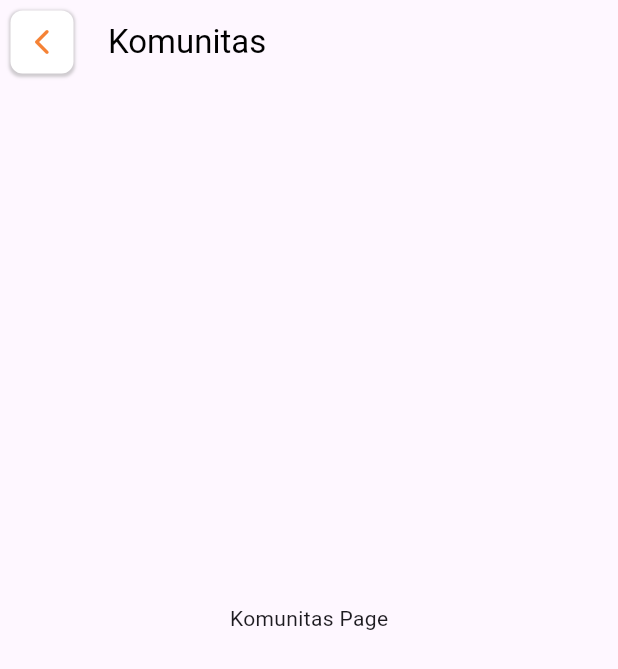
After one commit to GuidoAugusta/FieldFox, a Flutter app: the KomunitasPage screen opened by its route, on a phone screen of 412 x 824 dp. The commit adds this screen. Shown: the top 669 px of the screen. Run offline on Flutter 3.47's test engine with Material 3 defaults, Android fonts, the phone set to English and light mode, and no system bars; our stand-ins replace carousel_slider, dots_indicator, flutter_feather_icons.

Commit message:
membuat komunitas page

```diff
--- a/lib/main.dart
+++ b/lib/main.dart
@@ -1,6 +1,7 @@
 import 'package:field_fox/pages/favorit_page.dart';
 import 'package:field_fox/pages/gym_page.dart';
 import 'package:field_fox/pages/homepage.dart';
+import 'package:field_fox/pages/komunitas_page.dart';
 import 'package:field_fox/pages/login_page.dart';
 import 'package:field_fox/pages/main_page.dart';
 import 'package:field_fox/pages/menu_lapangan_page.dart';
@@ -28,6 +29,7 @@ class MyApp extends StatelessWidget {
         '/lapangan': (context) => MenuLapanganPage(),
         '/gym': (context) => GymPage(),
         '/favorit': (context) => FavoritePage(),
+        '/komunitas': (context) => KomunitasPage(),
       },
     );
   }
--- a/lib/pages/homepage.dart
+++ b/lib/pages/homepage.dart
@@ -249,7 +249,7 @@ class _HomePageState extends State<HomePage> {
                 MenuHomepage(
                   image: 'assets/komunitas.png',
                   title: 'Komunitas',
-                  navigator: '',
+                  navigator: '/komunitas',
                 ),
                 MenuHomepage(
                   image: 'assets/bantuan.png',
--- /dev/null
+++ b/lib/pages/komunitas_page.dart
@@ -0,0 +1,54 @@
+import 'package:flutter/material.dart';
+
+class KomunitasPage extends StatelessWidget {
+  const KomunitasPage({super.key});
+
+  @override
+  Widget build(BuildContext context) {
+    return Scaffold(
+      extendBodyBehindAppBar: true,
+      appBar: AppBar(
+        surfaceTintColor: Colors.transparent,
+        shadowColor: Colors.transparent,
+        scrolledUnderElevation: 0,
+        backgroundColor: Colors.transparent,
+        leading: Padding(
+          padding: const EdgeInsets.all(7.0),
+          child: InkWell(
+            onTap: () {
+              Navigator.pop(context);
+            },
+            child: Container(
+              width: 40,
+              height: 40,
+              decoration: BoxDecoration(
+                color: Colors.white,
+                borderRadius: BorderRadius.circular(8),
+                boxShadow: [
+                  BoxShadow(
+                    color: Colors.grey.withOpacity(0.5),
+                    spreadRadius: 1,
+                    blurRadius: 1,
+                    offset: Offset(0, 1),
+                  ),
+                ],
+              ),
+              child: Icon(
+                Icons.arrow_back_ios_new_rounded,
+                size: 20,
+                color: Color(0xFFF58235),
+              ),
+            ),
+          ),
+        ),
+        title: Text(
+          'Komunitas',
+          style: TextStyle(color: Colors.black),
+        ),
+      ),
+      body: Center(
+        child: Text('Komunitas Page'),
+      ),
+    );
+  }
+}
```
